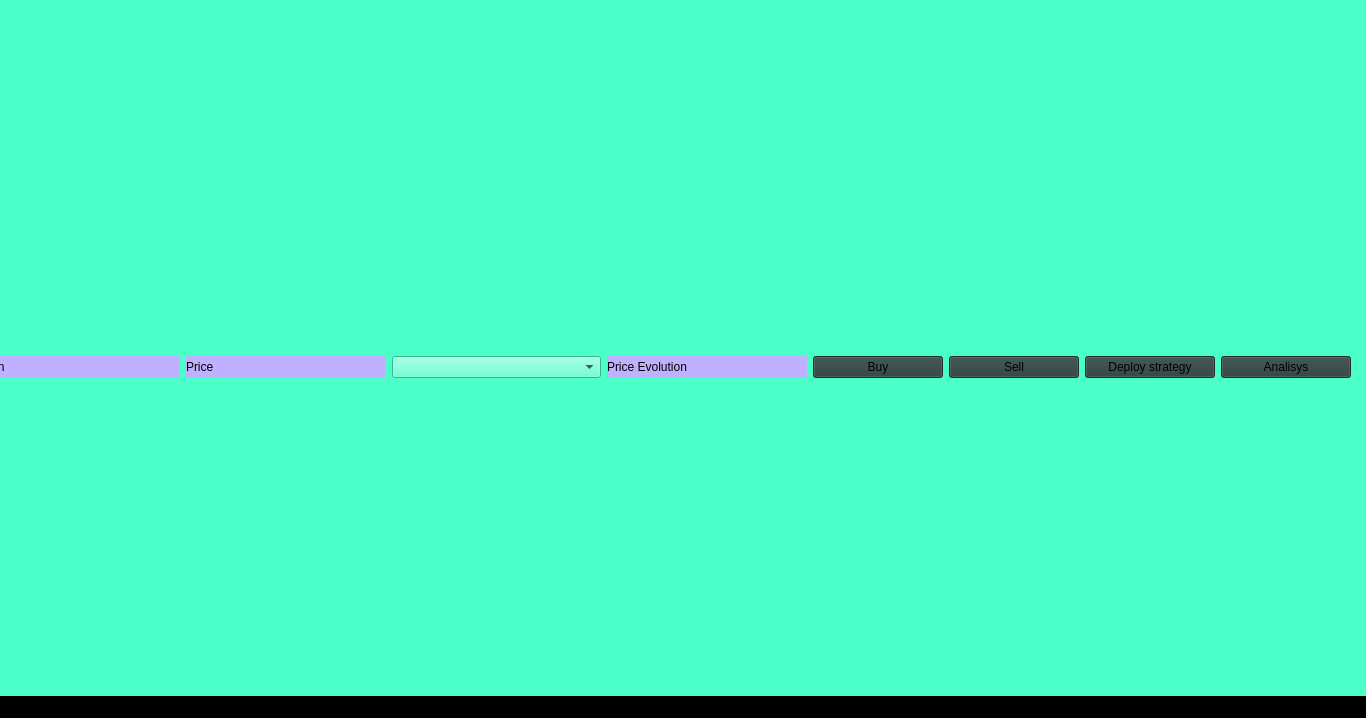
This is App/mainwindow.ui in Triggered1234/Crypto-Trading-Bot as Qt 5 draws it before an edit. The edited form follows.
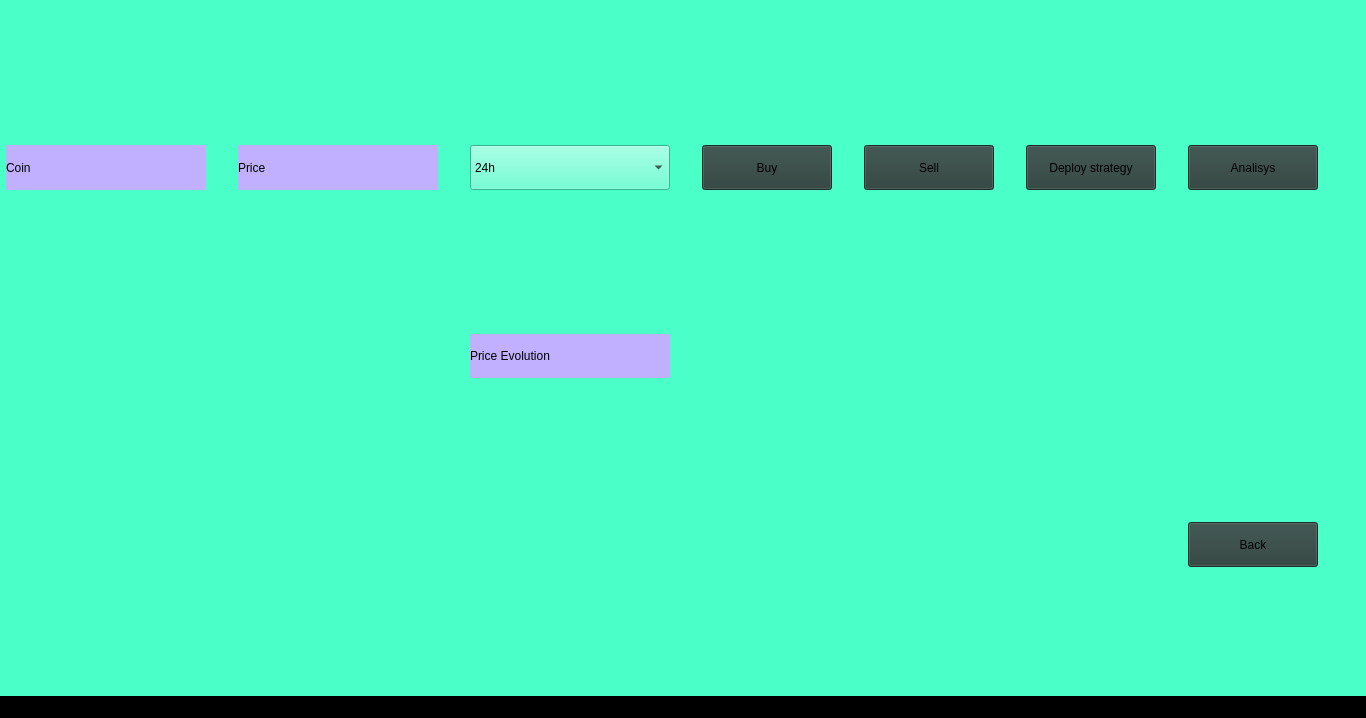
This is the edited form.

The edit to the form file:
```diff
--- a/App/mainwindow.ui
+++ b/App/mainwindow.ui
@@ -391,92 +391,13 @@
       <property name="geometry">
        <rect>
         <x>-20</x>
-        <y>60</y>
+        <y>50</y>
         <width>1371</width>
         <height>701</height>
        </rect>
       </property>
       <layout class="QGridLayout" name="gridLayout_2">
-       <item row="0" column="3">
-        <widget class="QLabel" name="labelPriceEvolution">
-         <property name="enabled">
-          <bool>true</bool>
-         </property>
-         <property name="maximumSize">
-          <size>
-           <width>200</width>
-           <height>200</height>
-          </size>
-         </property>
-         <property name="styleSheet">
-          <string notr="true">background-color: rgb(192, 176, 255);</string>
-         </property>
-         <property name="text">
-          <string>Price Evolution</string>
-         </property>
-        </widget>
-       </item>
-       <item row="0" column="6">
-        <widget class="QPushButton" name="deployStrategyButton">
-         <property name="sizePolicy">
-          <sizepolicy hsizetype="Minimum" vsizetype="Ignored">
-           <horstretch>0</horstretch>
-           <verstretch>0</verstretch>
-          </sizepolicy>
-         </property>
-         <property name="maximumSize">
-          <size>
-           <width>130</width>
-           <height>45</height>
-          </size>
-         </property>
-         <property name="styleSheet">
-          <string notr="true">background-color: rgb(42, 62, 58);</string>
-         </property>
-         <property name="text">
-          <string>Deploy strategy</string>
-         </property>
-        </widget>
-       </item>
-       <item row="0" column="1">
-        <widget class="QLabel" name="labelPrice">
-         <property name="enabled">
-          <bool>true</bool>
-         </property>
-         <property name="maximumSize">
-          <size>
-           <width>200</width>
-           <height>200</height>
-          </size>
-         </property>
-         <property name="styleSheet">
-          <string notr="true">background-color: rgb(192, 176, 255);</string>
-         </property>
-         <property name="text">
-          <string>Price</string>
-         </property>
-        </widget>
-       </item>
-       <item row="0" column="0">
-        <widget class="QLabel" name="labelCoin">
-         <property name="enabled">
-          <bool>true</bool>
-         </property>
-         <property name="maximumSize">
-          <size>
-           <width>200</width>
-           <height>200</height>
-          </size>
-         </property>
-         <property name="styleSheet">
-          <string notr="true">background-color: rgb(192, 176, 255);</string>
-         </property>
-         <property name="text">
-          <string>Coin</string>
-         </property>
-        </widget>
-       </item>
-       <item row="0" column="7">
+       <item row="0" column="14">
         <widget class="QPushButton" name="analisysButton">
          <property name="sizePolicy">
           <sizepolicy hsizetype="Minimum" vsizetype="Ignored">
@@ -498,29 +419,26 @@
          </property>
         </widget>
        </item>
-       <item row="0" column="4">
-        <widget class="QPushButton" name="buyButton">
-         <property name="sizePolicy">
-          <sizepolicy hsizetype="Minimum" vsizetype="Ignored">
-           <horstretch>0</horstretch>
-           <verstretch>0</verstretch>
-          </sizepolicy>
+       <item row="0" column="1">
+        <widget class="QLabel" name="labelPrice">
+         <property name="enabled">
+          <bool>true</bool>
          </property>
          <property name="maximumSize">
           <size>
-           <width>130</width>
-           <height>45</height>
+           <width>200</width>
+           <height>200</height>
           </size>
          </property>
          <property name="styleSheet">
-          <string notr="true">background-color: rgb(42, 62, 58);</string>
+          <string notr="true">background-color: rgb(192, 176, 255);</string>
          </property>
          <property name="text">
-          <string>Buy</string>
+          <string>Price</string>
          </property>
         </widget>
        </item>
-       <item row="0" column="5">
+       <item row="0" column="12">
         <widget class="QPushButton" name="sellButton">
          <property name="sizePolicy">
           <sizepolicy hsizetype="Minimum" vsizetype="Ignored">
@@ -542,8 +460,143 @@
          </property>
         </widget>
        </item>
+       <item row="0" column="11">
+        <widget class="QPushButton" name="buyButton">
+         <property name="sizePolicy">
+          <sizepolicy hsizetype="Minimum" vsizetype="Ignored">
+           <horstretch>0</horstretch>
+           <verstretch>0</verstretch>
+          </sizepolicy>
+         </property>
+         <property name="maximumSize">
+          <size>
+           <width>130</width>
+           <height>45</height>
+          </size>
+         </property>
+         <property name="styleSheet">
+          <string notr="true">background-color: rgb(42, 62, 58);</string>
+         </property>
+         <property name="text">
+          <string>Buy</string>
+         </property>
+        </widget>
+       </item>
+       <item row="0" column="0">
+        <widget class="QLabel" name="labelCoin">
+         <property name="enabled">
+          <bool>true</bool>
+         </property>
+         <property name="maximumSize">
+          <size>
+           <width>200</width>
+           <height>200</height>
+          </size>
+         </property>
+         <property name="styleSheet">
+          <string notr="true">background-color: rgb(192, 176, 255);</string>
+         </property>
+         <property name="text">
+          <string>Coin</string>
+         </property>
+        </widget>
+       </item>
+       <item row="0" column="13">
+        <widget class="QPushButton" name="deployStrategyButton">
+         <property name="sizePolicy">
+          <sizepolicy hsizetype="Minimum" vsizetype="Ignored">
+           <horstretch>0</horstretch>
+           <verstretch>0</verstretch>
+          </sizepolicy>
+         </property>
+         <property name="maximumSize">
+          <size>
+           <width>130</width>
+           <height>45</height>
+          </size>
+         </property>
+         <property name="styleSheet">
+          <string notr="true">background-color: rgb(42, 62, 58);</string>
+         </property>
+         <property name="text">
+          <string>Deploy strategy</string>
+         </property>
+        </widget>
+       </item>
+       <item row="3" column="14">
+        <widget class="QPushButton" name="portfolioBackButton_2">
+         <property name="sizePolicy">
+          <sizepolicy hsizetype="Minimum" vsizetype="Ignored">
+           <horstretch>0</horstretch>
+           <verstretch>0</verstretch>
+          </sizepolicy>
+         </property>
+         <property name="maximumSize">
+          <size>
+           <width>130</width>
+           <height>45</height>
+          </size>
+         </property>
+         <property name="styleSheet">
+          <string notr="true">background-color: rgb(42, 62, 58);</string>
+         </property>
+         <property name="text">
+          <string>Back</string>
+         </property>
+        </widget>
+       </item>
        <item row="0" column="2">
-        <widget class="QComboBox" name="comboBox"/>
+        <widget class="QComboBox" name="evolutionBox">
+         <property name="enabled">
+          <bool>true</bool>
+         </property>
+         <property name="sizePolicy">
+          <sizepolicy hsizetype="Ignored" vsizetype="Ignored">
+           <horstretch>0</horstretch>
+           <verstretch>0</verstretch>
+          </sizepolicy>
+         </property>
+         <property name="maximumSize">
+          <size>
+           <width>500</width>
+           <height>200</height>
+          </size>
+         </property>
+         <item>
+          <property name="text">
+           <string>24h</string>
+          </property>
+         </item>
+         <item>
+          <property name="text">
+           <string>7d</string>
+          </property>
+         </item>
+         <item>
+          <property name="text">
+           <string>1m</string>
+          </property>
+         </item>
+        </widget>
+       </item>
+       <item row="1" column="2">
+        <widget class="QLabel" name="labelPriceEvolution">
+         <property name="enabled">
+          <bool>true</bool>
+         </property>
+         <property name="maximumSize">
+          <size>
+           <width>200</width>
+           <height>44</height>
+          </size>
+         </property>
+         <property name="styleSheet">
+          <string notr="true">background-color: rgb(192, 176, 255);</string>
+         </property>
+         <property name="text">
+          <string>Price Evolution</string>
+         </property>
+        </widget>
        </item>
       </layout>
      </widget>
```
Left out of the diff: 4 changed lines with no effect on the pictures.
